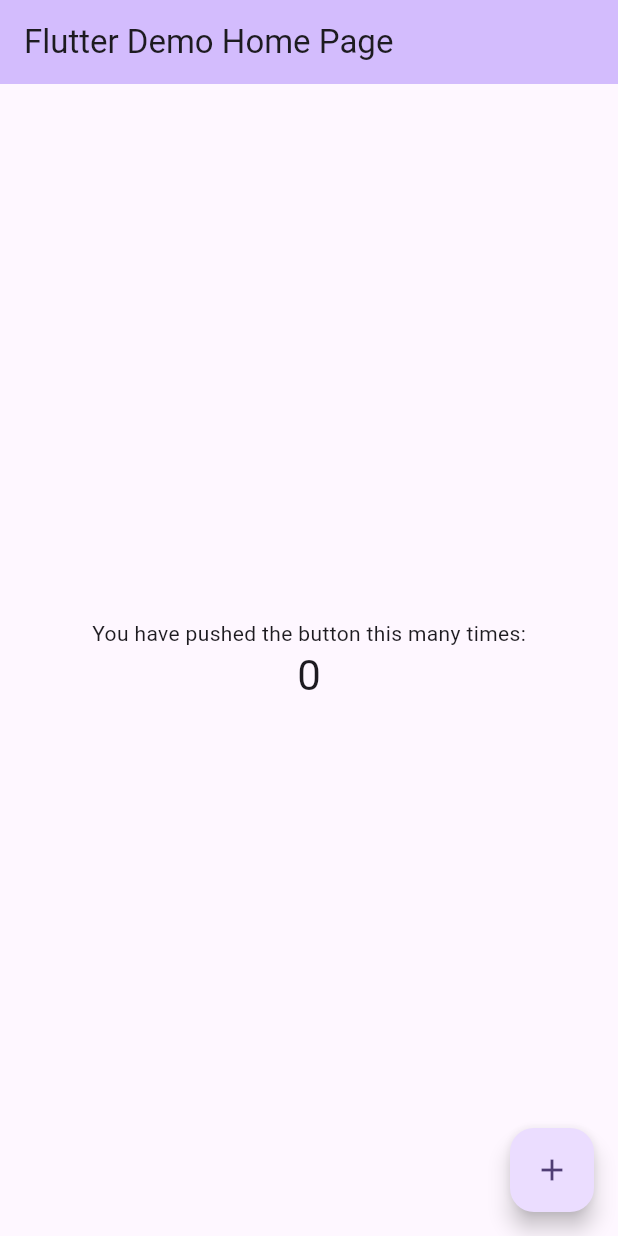
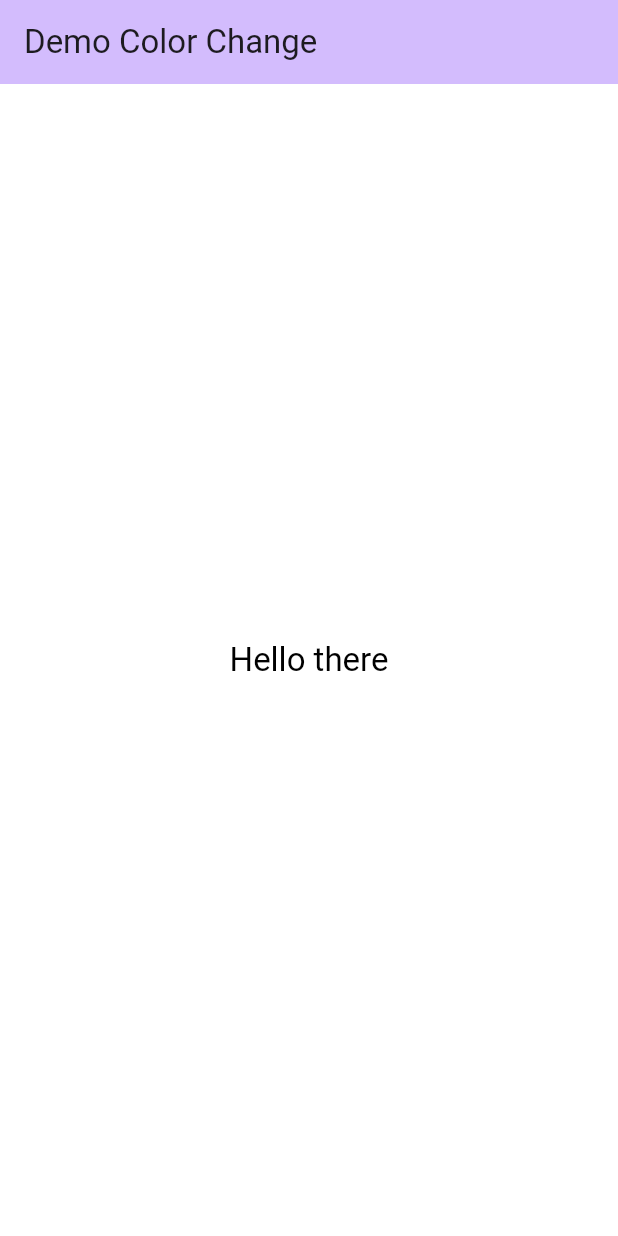
Before and after one commit to borysmatveichuk/solid_test_task_borys_matveichuk, a Flutter app: the screen it shows after launch, on a phone screen of 412 x 824 dp. Run offline on Flutter 3.47's test engine with Material 3 defaults, Android fonts, the phone set to English and light mode, and no system bars; generated files the repository leaves out were written again.

Commit message:
Change color feature, i10n

```diff
--- /dev/null
+++ b/l10n.yaml
@@ -0,0 +1,3 @@
+arb-dir: lib/l10n/arb
+template-arb-file: app_en.arb
+output-localization-file: app_localizations.dart
--- /dev/null
+++ b/lib/l10n/arb/app_en.arb
@@ -0,0 +1,5 @@
+{
+  "@@locale": "en",
+  "appTitle": "Demo Color Change",
+  "greetings": "Hello there"
+}
--- /dev/null
+++ b/lib/l10n/arb/app_uk.arb
@@ -0,0 +1,5 @@
+{
+  "@@locale": "uk",
+  "appTitle": "Демо Зміна Кольору",
+  "greetings": "Привіт"
+}
--- a/lib/main.dart
+++ b/lib/main.dart
@@ -1,125 +1,87 @@
+import 'dart:math';
+
 import 'package:flutter/material.dart';
+import 'package:flutter_gen/gen_l10n/app_localizations.dart';
+import 'package:solid_test_task_borys_matveichuk/utils/random_ext.dart';
 
 void main() {
   runApp(const MyApp());
 }
 
+/// Application initialization
 class MyApp extends StatelessWidget {
+  /// Initializes [key] for subclasses.
   const MyApp({super.key});
 
-  // This widget is the root of your application.
   @override
   Widget build(BuildContext context) {
     return MaterialApp(
-      title: 'Flutter Demo',
+      title: 'Flutter Demo Change Color',
       theme: ThemeData(
-        // This is the theme of your application.
-        //
-        // TRY THIS: Try running your application with "flutter run". You'll see
-        // the application has a purple toolbar. Then, without quitting the app,
-        // try changing the seedColor in the colorScheme below to Colors.green
-        // and then invoke "hot reload" (save your changes or press the "hot
-        // reload" button in a Flutter-supported IDE, or press "r" if you used
-        // the command line to start the app).
-        //
-        // Notice that the counter didn't reset back to zero; the application
-        // state is not lost during the reload. To reset the state, use hot
-        // restart instead.
-        //
-        // This works for code too, not just values: Most code changes can be
-        // tested with just a hot reload.
         colorScheme: ColorScheme.fromSeed(seedColor: Colors.deepPurple),
         useMaterial3: true,
       ),
-      home: const MyHomePage(title: 'Flutter Demo Home Page'),
+      localizationsDelegates: AppLocalizations.localizationsDelegates,
+      supportedLocales: AppLocalizations.supportedLocales,
+      home: const MyHomePage(),
     );
   }
 }
 
+/// Home page
 class MyHomePage extends StatefulWidget {
-  const MyHomePage({super.key, required this.title});
-
-  // This widget is the home page of your application. It is stateful, meaning
-  // that it has a State object (defined below) that contains fields that affect
-  // how it looks.
-
-  // This class is the configuration for the state. It holds the values (in this
-  // case the title) provided by the parent (in this case the App widget) and
-  // used by the build method of the State. Fields in a Widget subclass are
-  // always marked "final".
-
-  final String title;
+  /// Initializes [key] for subclasses.
+  const MyHomePage({super.key});
 
   @override
   State<MyHomePage> createState() => _MyHomePageState();
 }
 
-class _MyHomePageState extends State<MyHomePage> {
-  int _counter = 0;
+class _MyHomePageState extends State<MyHomePage>
+    with SingleTickerProviderStateMixin {
+  int backgroundColor = 0xFFFFFFFF; // default white color
 
-  void _incrementCounter() {
+  void _changeBackgroundColor() {
     setState(() {
-      // This call to setState tells the Flutter framework that something has
-      // changed in this State, which causes it to rerun the build method below
-      // so that the display can reflect the updated values. If we changed
-      // _counter without calling setState(), then the build method would not be
-      // called again, and so nothing would appear to happen.
-      _counter++;
+      backgroundColor = Random().nextRGBColor();
     });
+  }
+
+  /// For easy of reading
+  Color _textColor(Color backgroundColor) {
+    if (ThemeData.estimateBrightnessForColor(backgroundColor) ==
+        Brightness.dark) {
+      return Colors.white;
+    }
+
+    return Colors.black;
   }
 
   @override
   Widget build(BuildContext context) {
-    // This method is rerun every time setState is called, for instance as done
-    // by the _incrementCounter method above.
-    //
-    // The Flutter framework has been optimized to make rerunning build methods
-    // fast, so that you can just rebuild anything that needs updating rather
-    // than having to individually change instances of widgets.
+    final i10n = AppLocalizations.of(context)!;
     return Scaffold(
       appBar: AppBar(
-        // TRY THIS: Try changing the color here to a specific color (to
-        // Colors.amber, perhaps?) and trigger a hot reload to see the AppBar
-        // change color while the other colors stay the same.
         backgroundColor: Theme.of(context).colorScheme.inversePrimary,
-        // Here we take the value from the MyHomePage object that was created by
-        // the App.build method, and use it to set our appbar title.
-        title: Text(widget.title),
+        title: Text(i10n.appTitle),
       ),
-      body: Center(
-        // Center is a layout widget. It takes a single child and positions it
-        // in the middle of the parent.
-        child: Column(
-          // Column is also a layout widget. It takes a list of children and
-          // arranges them vertically. By default, it sizes itself to fit its
-          // children horizontally, and tries to be as tall as its parent.
-          //
-          // Column has various properties to control how it sizes itself and
-          // how it positions its children. Here we use mainAxisAlignment to
-          // center the children vertically; the main axis here is the vertical
-          // axis because Columns are vertical (the cross axis would be
-          // horizontal).
-          //
-          // TRY THIS: Invoke "debug painting" (choose the "Toggle Debug Paint"
-          // action in the IDE, or press "p" in the console), to see the
-          // wireframe for each widget.
-          mainAxisAlignment: MainAxisAlignment.center,
-          children: <Widget>[
-            const Text(
-              'You have pushed the button this many times:',
+      body: GestureDetector(
+        onTap: _changeBackgroundColor,
+        child: AnimatedContainer(
+          duration: const Duration(milliseconds: 300),
+          color: Color(backgroundColor),
+          child: Center(
+            child: Text(
+              i10n.greetings,
+              style: Theme.of(context).textTheme.titleLarge?.copyWith(
+                color: _textColor(
+                  Color(backgroundColor),
+                ),
+              ),
             ),
-            Text(
-              '$_counter',
-              style: Theme.of(context).textTheme.headlineMedium,
-            ),
-          ],
+          ),
         ),
       ),
-      floatingActionButton: FloatingActionButton(
-        onPressed: _incrementCounter,
-        tooltip: 'Increment',
-        child: const Icon(Icons.add),
-      ), // This trailing comma makes auto-formatting nicer for build methods.
     );
   }
 }
--- /dev/null
+++ b/lib/utils/random_ext.dart
@@ -0,0 +1,23 @@
+import 'dart:math';
+
+/// Extension for Random class from 'dart:math' lib
+///
+extension RandomExt on Random {
+  /// Generates a non-negative random integer for color in aRGB
+  /// a-channel is always 255 (totally opacity)
+  int nextRGBColor() {
+    // values can be from 0 to 255, we need to include 255, so just add +1
+    const int maxRange = 256;
+
+    // alpha channel is always the same
+    const int a = 255;
+
+    //                                      A  R  G  B
+    int color = a << 24; //               0xFF.00.00.00
+    color += nextInt(maxRange) << 16; //  0xFF.RR.00.00
+    color += nextInt(maxRange) << 8; //   0xFF.RR.GG.00
+    color += nextInt(maxRange); //        0xFF.RR.GG.BB
+
+    return color;
+  }
+}
```
Also changed, not shown: pubspec.yaml (+12 -5 lines), pubspec.lock, 3 other files.
